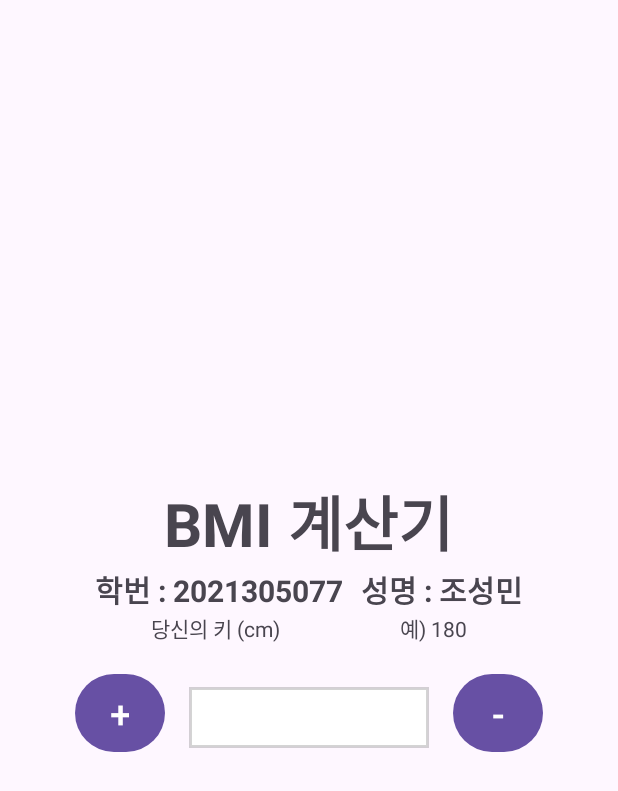
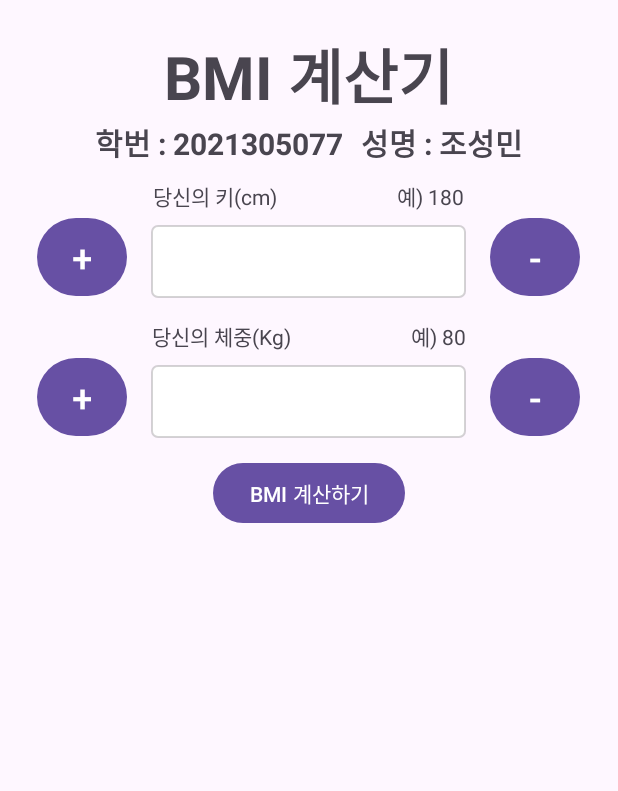
Before and after one commit to seongmin36/Learn_Android, an Android app: the layout activity_main.xml on its own in the app's theme, with its tools: preview values and no code run, on a phone screen of 412 x 824 dp. Shown: the top 791 px of the screen. Run offline under Robolectric (Android 15) with nearby library versions, the phone set to English and light mode, and no system bars.

Commit message:
BMI 계산기 구현하기

```diff
--- a/BMICalculator/app/src/main/res/drawable/edittext_border.xml
+++ b/BMICalculator/app/src/main/res/drawable/edittext_border.xml
@@ -1,16 +1,18 @@
 <?xml version="1.0" encoding="utf-8"?>
-<shape xmlns:android="http://schemas.android.com/apk/res/android" android:shape="rectangle">
-    <solid android:color="@android:color/white"/>
+<shape xmlns:android="http://schemas.android.com/apk/res/android"
+    android:shape="rectangle">
+    <solid android:color="@android:color/white" />
 
     <stroke
-        android:width="2dp"
-        android:color="#36363636"/>
+        android:width="1dp"
+        android:color="#36363636" />
+
+    <corners android:radius="4dp" />
 
     <padding
-        android:left="8dp"
-        android:bottom="8dp"
-        android:right="8dp"
-        android:top="8dp"
-        />
+        android:bottom="12dp"
+        android:left="12dp"
+        android:right="12dp"
+        android:top="12dp" />
 
 </shape>
--- a/BMICalculator/app/src/main/res/layout/activity_main.xml
+++ b/BMICalculator/app/src/main/res/layout/activity_main.xml
@@ -10,9 +10,10 @@
     <LinearLayout
         android:layout_width="match_parent"
         android:layout_height="match_parent"
-        android:gravity="center"
+        android:gravity="center_horizontal"
         android:orientation="vertical"
-        android:padding="20dp">
+        android:padding="20dp"
+        >
 
         <!--제목-->
         <TextView
@@ -54,13 +55,15 @@
             android:layout_height="wrap_content"
             android:layout_gravity="center"
             android:gravity="center_horizontal"
-            android:orientation="horizontal">
+            android:orientation="horizontal"
+            android:layout_marginTop="10dp"
+            >
 
-            <!--            예시 키-->
+            <!--예시 키-->
             <TextView
                 android:layout_width="wrap_content"
                 android:layout_height="wrap_content"
-                android:text="당신의 키 (cm)" />
+                android:text="당신의 키(cm)" />
             <!--예시 cm-->
             <TextView
                 android:layout_width="wrap_content"
@@ -73,12 +76,67 @@
         <LinearLayout
             android:layout_width="wrap_content"
             android:layout_height="wrap_content"
-            android:layout_marginTop="16dp"
             android:orientation="horizontal">
 
             <!--플러스 버튼-->
             <Button
-                android:id="@+id/btn_plus"
+                android:id="@+id/btn_plus_cm"
+                android:layout_width="60dp"
+                android:layout_height="60dp"
+                android:text="@string/plus"
+                android:textSize="25sp"
+                />
+
+            <!--키 인풋-->
+            <EditText
+                android:id="@+id/input_cm"
+                android:layout_width="210dp"
+                android:layout_height="wrap_content"
+                android:layout_marginStart="16dp"
+                android:layout_marginEnd="16dp"
+                android:background="@drawable/edittext_border" />
+
+            <!--마이너스 버튼-->
+            <Button
+                android:id="@+id/btn_minus_cm"
+                android:layout_width="60dp"
+                android:layout_height="60dp"
+                android:text="@string/minus"
+                android:textSize="25sp" />
+
+        </LinearLayout>
+
+        <LinearLayout
+            android:layout_width="match_parent"
+            android:layout_height="wrap_content"
+            android:layout_gravity="center"
+            android:gravity="center_horizontal"
+            android:orientation="horizontal"
+            android:layout_marginTop="12dp"
+            >
+
+            <!--예시 키-->
+            <TextView
+                android:layout_width="wrap_content"
+                android:layout_height="wrap_content"
+                android:text="당신의 체중(Kg)" />
+            <!--예시 cm-->
+            <TextView
+                android:layout_width="wrap_content"
+                android:layout_height="wrap_content"
+                android:layout_marginStart="80dp"
+                android:text="예) 80" />
+
+        </LinearLayout>
+
+        <LinearLayout
+            android:layout_width="wrap_content"
+            android:layout_height="wrap_content"
+            android:orientation="horizontal">
+
+            <!--플러스 버튼-->
+            <Button
+                android:id="@+id/btn_plus_kg"
                 android:layout_width="60dp"
                 android:layout_height="60dp"
                 android:text="@string/plus"
@@ -86,18 +144,16 @@
 
             <!--키 인풋-->
             <EditText
-                android:id="@+id/input_cm"
-                android:layout_width="0dp"
+                android:id="@+id/input_kg"
+                android:layout_width="210dp"
                 android:layout_height="wrap_content"
                 android:layout_marginStart="16dp"
                 android:layout_marginEnd="16dp"
-                android:layout_weight="1"
-                android:background="@drawable/edittext_border"
-                android:paddingHorizontal="80dp" />
+                android:background="@drawable/edittext_border"/>
 
             <!--마이너스 버튼-->
             <Button
-                android:id="@+id/btn_minus"
+                android:id="@+id/btn_minus_kg"
                 android:layout_width="60dp"
                 android:layout_height="60dp"
                 android:text="@string/minus"
@@ -105,6 +161,30 @@
 
         </LinearLayout>
 
+        <Button
+            android:id="@+id/bmi_calc"
+            android:layout_width="wrap_content"
+            android:layout_height="wrap_content"
+            android:text="BMI 계산하기"
+            android:layout_marginTop="10dp"
+            android:layout_marginBottom="10dp"
+            />
+
+        <TextView
+            android:id="@+id/bmi_num"
+            android:layout_width="wrap_content"
+            android:layout_height="wrap_content"/>
+
+        <TextView
+            android:id="@+id/bmi_status"
+            android:layout_width="wrap_content"
+            android:layout_height="wrap_content"/>
+
+        <TextView
+            android:id="@+id/bmi_ex"
+            android:layout_width="wrap_content"
+            android:layout_height="wrap_content"/>
+
     </LinearLayout>
 
 
```
Also changed, not shown: BMICalculator/app/src/main/java/com/example/bmicalculator/MainActivity.kt (+81 -7 lines).
